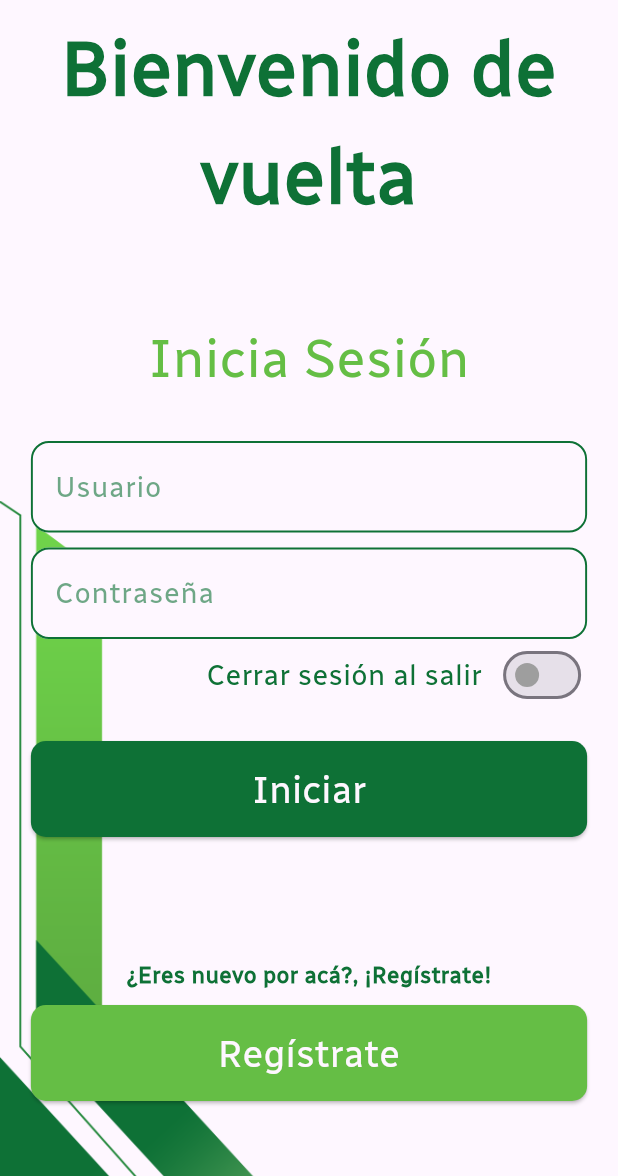
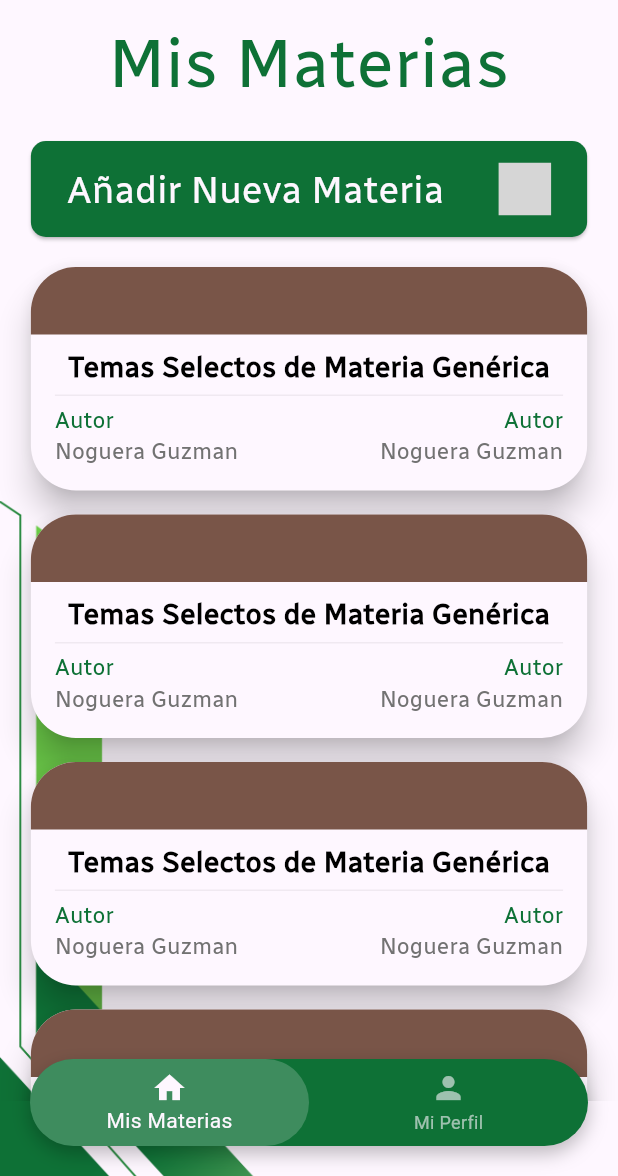
Before and after one commit to AntonioNoguera/project_atenea, a Flutter app: the screen it shows after launch, on a phone screen of 412 x 824 dp, the part 60-1236 px from its top. Run offline on Flutter 3.47's test engine with Material 3 defaults, Android fonts, the phone set to English and light mode, and no system bars; our stand-ins replace firebase_core, flutter_svg, shared_preferences; accounts and stored records are empty; grey boxes are pictures that could not be loaded.

Commit message:
Feat [ Migrating Previous Implementations ] -> All now is following recommended practices

```diff
--- a/lib/src/presentation/pages/auth/splash_page.dart
+++ b/lib/src/presentation/pages/auth/splash_page.dart
@@ -39,7 +39,7 @@ class SplashPage extends StatelessWidget {
           );
         } else {
           WidgetsBinding.instance.addPostFrameCallback((_) {
-            if (sessionProvider.hasSession()) {
+            if (!sessionProvider.hasSession()) {
               Navigator.pushReplacementNamed(context, '/home');
             } else {
               Navigator.pushReplacementNamed(context, '/auth/login');
--- a/lib/src/presentation/pages/home/home_page.dart
+++ b/lib/src/presentation/pages/home/home_page.dart
@@ -1,11 +1,13 @@
+
 import 'package:flutter/material.dart';
+import 'package:proyect_atenea/src/presentation/pages/home/my_profile_page.dart';
+import 'package:proyect_atenea/src/presentation/pages/home/my_subjects_page.dart';
 import 'package:proyect_atenea/src/presentation/values/app_theme.dart';
+
 import 'package:proyect_atenea/src/presentation/widgets/atenea_scaffold.dart';
 
 class HomePage extends StatefulWidget {
-  const HomePage({
-    super.key,
-  });
+  const HomePage({super.key});
 
   @override
   HomePageState createState() => HomePageState();
@@ -15,12 +17,9 @@ class HomePageState extends State<HomePage> {
   int _selectedIndex = 0;
 
   final List<Widget> _pages = <Widget>[
-    const Center(child: Text('Mis Unidades', style: TextStyle(fontSize: 24))),
-    const Center(child: Text('Mi Perfil', style: TextStyle(fontSize: 24))),
+    const MySubjectsPage(),
+    const MyProfilePage(),
   ];
-
-  // Lista de etiquetas para facilitar la alineación del fondo
-  final List<String> _labels = ['Home', 'Profile'];
 
   void _onItemTapped(int index) {
     setState(() {
@@ -28,10 +27,19 @@ class HomePageState extends State<HomePage> {
     });
   }
 
+  final List<String> _labels = ['Mis Materias', 'Mi Perfil'];
+  //Note: Navbar still on working
+
   @override
   Widget build(BuildContext context) {
     return AteneaScaffold(
-      body: Stack(
+      body: Container(
+      decoration: BoxDecoration(
+        borderRadius: BorderRadius.circular(40),
+      ),
+      clipBehavior: Clip.hardEdge,
+      child:
+        Stack(
               children: <Widget>[
                 IndexedStack(
                   index: _selectedIndex,
@@ -44,18 +52,18 @@ class HomePageState extends State<HomePage> {
                   child: Container(
                     decoration: BoxDecoration(
                       color: AppColors.primaryColor,
-                borderRadius: BorderRadius.circular(30), // Bordes redondeados
+                      borderRadius: BorderRadius.circular(30),
                       boxShadow: const [
                         BoxShadow(
                           color: Colors.black26,
                           blurRadius: 10,
-                    offset: Offset(0, 5), // Sombra debajo
+                          offset: Offset(0, 5),
                         ),
                       ],
                     ),
                     child: Stack(
                       children: [
-                  // Fondo personalizado para el ítem seleccionado
+
                         AnimatedPositioned(
                           duration: const Duration(milliseconds: 5000),
                           curve: Curves.easeInOut,
@@ -66,7 +74,7 @@ class HomePageState extends State<HomePage> {
                           child: AnimatedContainer(
                             duration: const Duration(milliseconds: 5000),
                             curve: Curves.easeInOut,
-                      width: MediaQuery.of(context).size.width / 2 - 20, // Ajusta según el número de ítems
+                            width: MediaQuery.of(context).size.width / 2 - 20,
                             decoration: BoxDecoration(
                               color: AppColors.ateneaWhite.withOpacity(0.2),
                               borderRadius: BorderRadius.circular(30),
@@ -74,30 +82,33 @@ class HomePageState extends State<HomePage> {
                           ),
                         ),
                         BottomNavigationBar(
-                    backgroundColor: Colors.transparent, // Hacer transparente para ver el fondo personalizado
+                          backgroundColor: Colors.transparent,
                           elevation: 0,
                           selectedItemColor: AppColors.ateneaWhite,
                           unselectedItemColor: AppColors.ateneaWhite.withOpacity(0.6),
-                    currentIndex: _selectedIndex, // Índice del ítem seleccionado
-                    onTap: _onItemTapped, // Manejar el toque en los ítems
+                          currentIndex: _selectedIndex,
+                          onTap: _onItemTapped,
                           type: BottomNavigationBarType.fixed,
                           items: [
                             BottomNavigationBarItem(
-                        icon: const Icon(Icons.home),
+                              icon: Icon(Icons.home),
                               label: _labels[0],
                             ),
                             BottomNavigationBarItem(
-                        icon: const Icon(Icons.person),
+                              icon: Icon(Icons.person),
                               label: _labels[1],
                             ),
                           ],
                         ),
                       ],
                     ),
-            ),
-          ),
-        ],
+                  )
+                  )
+                  ]
+            )
+
             ),
           );
+
   }
 }
--- /dev/null
+++ b/lib/src/presentation/pages/home/my_subjects_page.dart
@@ -0,0 +1,65 @@
+import 'package:flutter/material.dart';
+import 'package:proyect_atenea/src/presentation/pages/home/widgets/home_subject.dart';
+import 'package:proyect_atenea/src/presentation/values/app_theme.dart';
+import 'package:proyect_atenea/src/presentation/widgets/atenea_button.dart';
+import 'package:proyect_atenea/src/presentation/widgets/atenea_scaffold.dart';
+
+class MySubjectsPage extends StatelessWidget {
+  const MySubjectsPage({super.key});
+
+  @override
+  Widget build(BuildContext context) {
+    return AteneaScaffold(
+      body : Padding(
+        padding: const EdgeInsets.symmetric(
+          vertical: 50.0
+          ),
+
+        child: Column(
+          children: [
+            Text(
+                'Mis Materias',
+                style: AppTextStyles.builder(
+                      color: AppColors.primaryColor,
+                      size: FontSizes.h2,
+                      weight: FontWeights.regular
+                    )
+              ),
+
+
+            const SizedBox(height: 20.0,),
+
+            Padding(padding: EdgeInsets.symmetric(
+              horizontal: MediaQuery.of(context).size.width * 0.05,),
+              child: AteneaButton(
+              text : 'Añadir Nueva Materia',
+              expandedText : true,
+              svgIcon: 'assets/svg/edit_contents.svg',
+              onPressed: () {
+                print("Pressed");
+              }
+            ),
+          ),
+
+
+            Expanded(
+              child: SingleChildScrollView(
+                child: Padding(
+                  padding: EdgeInsets.symmetric(
+                    vertical: 20.0,
+                    horizontal: MediaQuery.of(context).size.width * 0.05,),
+
+                  child: Column(
+                    children: List.generate(30, (index) {
+                      return HomeSubject();
+                    })
+                  )
+                )
+              )
+            )
+          ]
+        )
+      ),
+    );
+  }
+}
--- /dev/null
+++ b/lib/src/presentation/pages/home/widgets/home_subject.dart
@@ -0,0 +1,120 @@
+import 'package:flutter/material.dart';
+import 'package:proyect_atenea/src/presentation/values/app_theme.dart';
+
+
+class HomeSubject extends StatelessWidget {
+  const HomeSubject({super.key});
+
+  @override
+  Widget build(BuildContext context) {
+    return Padding(
+      padding: const EdgeInsets.only(bottom: 16.0),
+      child: SizedBox(
+        width: double.infinity,
+        child: ElevatedButton(
+          style: ElevatedButton.styleFrom(
+            backgroundColor: AppColors.ateneaWhite,
+            elevation: 9.0,
+            padding: const EdgeInsets.all(0),
+            shape: RoundedRectangleBorder(
+              borderRadius: BorderRadius.circular(30.0),
+            ),
+          ),
+          onPressed: () {
+            // Acción cuando se presiona el botón
+            print('Botón grande presionado');
+          },
+          child: Column(
+            crossAxisAlignment: CrossAxisAlignment.stretch,
+            children: [
+
+              Container(
+                height: 45.0,
+                decoration: const BoxDecoration(
+                  color: Colors.brown,
+                  borderRadius: BorderRadius.only(
+                    topLeft: Radius.circular(30.0),
+                    topRight: Radius.circular(30.0),
+                  ),
+                ),
+              ),
+
+              Padding(
+                padding: const EdgeInsets.symmetric( horizontal: 16.0),
+                child: Column(
+                  children: [
+                    const SizedBox(height: 8.0,),
+                    Text(
+                      'Temas Selectos de Materia Genérica',
+                      style: AppTextStyles.builder(
+                        color: AppColors.ateneaBlack,
+                        size: FontSizes.body1,
+                        weight: FontWeights.semibold,
+                      ),
+                    ),
+
+                    Container(
+                      margin: const EdgeInsets.symmetric(vertical: 5.0),
+                      height: 1.0,
+                      width: double.infinity,
+                      color: AppColors.grayColor.withOpacity(.1),
+                    ),
+
+                    Row(
+                      children: [
+                        Expanded(
+                          child: Column(
+                            crossAxisAlignment: CrossAxisAlignment.start,
+                            children: [
+                              Text(
+                                'Autor',
+                                style: AppTextStyles.builder(
+                                  color: AppColors.primaryColor,
+                                  size: FontSizes.body2,
+                                ),
+                              ),
+                              Text(
+                                'Noguera Guzman',
+                                style: AppTextStyles.builder(
+                                  color: AppColors.grayColor,
+                                  size: FontSizes.body2,
+                                ),
+                              ),
+                            ],
+                          ),
+                        ),
+                        Expanded(
+                          child: Column(
+                            crossAxisAlignment: CrossAxisAlignment.end,
+                            children: [
+                              Text(
+                                'Autor',
+                                style: AppTextStyles.builder(
+                                  color: AppColors.primaryColor,
+                                  size: FontSizes.body2,
+                                ),
+                              ),
+                              Text(
+                                'Noguera Guzman',
+                                style: AppTextStyles.builder(
+                                  color: AppColors.grayColor,
+                                  size: FontSizes.body2,
+                                ),
+                              ),
+                            ],
+                          ),
+                        ),
+                      ],
+                    ),
+
+                    const SizedBox(height: 16.0,),
+                  ],
+                ),
+              ),
+            ],
+          ),
+        ),
+      ),
+    );
+  }
+}
--- a/lib/src/presentation/widgets/atenea_button.dart
+++ b/lib/src/presentation/widgets/atenea_button.dart
@@ -8,10 +8,13 @@ class AteneaButton extends StatelessWidget {
   final Color backgroundColor;
   final TextStyle? textStyle;
   final String? svgIcon;
+
   final double borderRadius = 10.0;
   final double iconSize = 35.0;
   final EdgeInsetsGeometry padding = const EdgeInsets.symmetric(vertical: 14.0, horizontal: 24.0);
+
   final bool enabledBorder;
+  final bool expandedText;
 
   AteneaButton({
     super.key,
@@ -21,7 +24,9 @@ class AteneaButton extends StatelessWidget {
     TextStyle? textStyle,
     this.enabledBorder = false,
     this.svgIcon,
-  }) : textStyle = textStyle ?? AppTextStyles.builder(color: AppColors.ateneaWhite, size: FontSizes.h4); // Lo hacemos aquí.
+    this.expandedText = false
+  }) : textStyle = textStyle ?? AppTextStyles.builder(color: AppColors.ateneaWhite, size: FontSizes.h4);
+
 
   @override
   Widget build(BuildContext context) {
@@ -29,12 +34,14 @@ class AteneaButton extends StatelessWidget {
       style: ElevatedButton.styleFrom(
         backgroundColor: backgroundColor,
         padding: padding,
-        shape: RoundedRectangleBorder(borderRadius: BorderRadius.circular(borderRadius)),
-        side: enabledBorder // Condicional para mostrar borde solo si `hasBorder` es `true`
+        shape: RoundedRectangleBorder(
+          borderRadius: BorderRadius.circular(borderRadius),
+        ),
+        side: enabledBorder
               ? const BorderSide(
-                color: AppColors.primaryColor, // Color del borde
-                width: 1.5, // Grosor del borde
-                style: BorderStyle.solid, // Estilo sólido
+                  color: AppColors.primaryColor,
+                  width: 1.5,
+                  style: BorderStyle.solid,
                 )
               : BorderSide.none,
       ),
@@ -43,11 +50,16 @@ class AteneaButton extends StatelessWidget {
         mainAxisSize: MainAxisSize.max,
         mainAxisAlignment: MainAxisAlignment.center,
         children: [
+
           if (text != null)
           Text(
             text!,
             style: textStyle,
           ),
+
+          if (expandedText)
+          const Spacer(),
+
           if (svgIcon != null)
             Padding(
               padding: EdgeInsets.only(left: text != null ? 8.0 : 0.0),
```
Also changed, not shown: lib/src/presentation/pages/home/my_profile_page.dart (added, +88 -0 lines), lib/src/presentation/widgets/atenea_bottom_dialog.dart (added, +47 -0 lines), lib/src/presentation/widgets/atenea_dialog.dart (+58 -34 lines), pubspec.yaml (+9 -9 lines), assets/svg/Calendar-Marked.svg (deleted), assets/svg/Calendar-Upcoming.svg (deleted), assets/svg/Historial.svg (deleted), assets/svg/Search-Stadistics.svg (deleted), assets/svg/account_settings.svg (renamed from assets/svg/Account-Setting.svg), assets/svg/back_action.svg (renamed from assets/svg/Backspace.svg), assets/svg/book.svg (added), assets/svg/seach.svg (renamed from assets/svg/Search.svg), assets/svg/subjects.svg (added), assets/svg/user_list.svg (added). Lines whose indentation alone changed are shown as unchanged.
